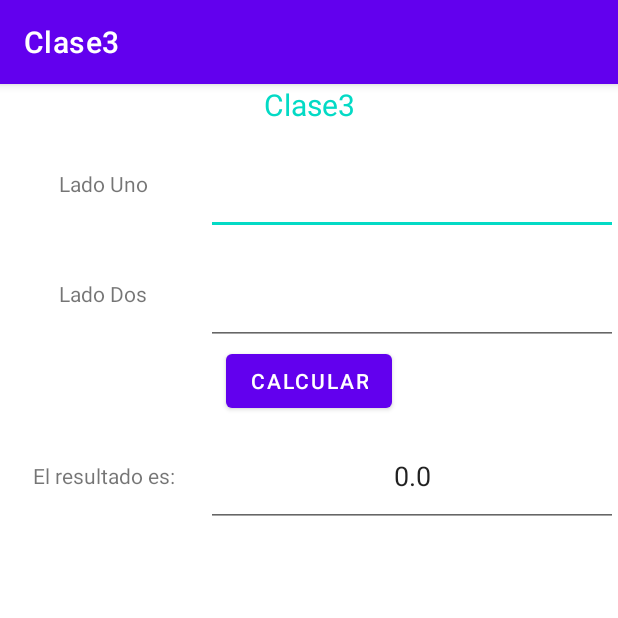
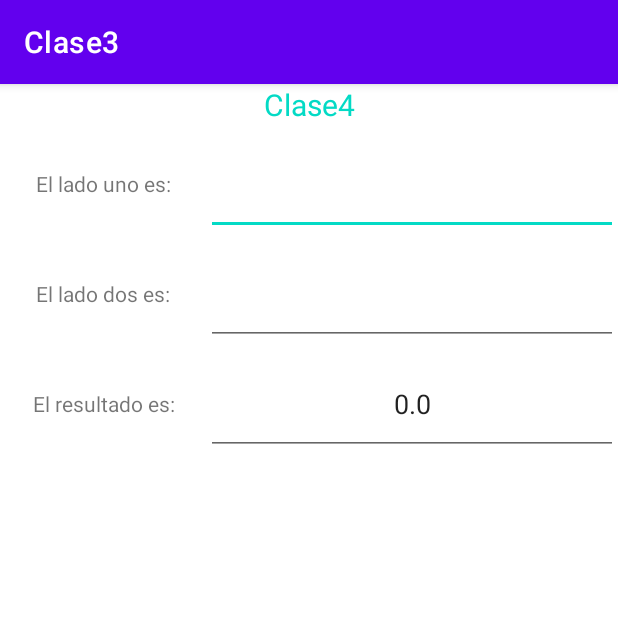
Before and after one commit to JuanesArango5647896/DispositivosMoviles, an Android app: the screen it shows after launch (MainActivity before the commit, MainActivity2 after it), after a tap on "CALCULAR", on a phone screen of 412 x 824 dp, the top half of it. Run offline under Robolectric (Android 15) with nearby library versions, the phone set to English and light mode, and no system bars; 2 statements that could not run were skipped.

Commit message:
Lo de la clase 4

```diff
--- a/Clase3/app/src/main/AndroidManifest.xml
+++ b/Clase3/app/src/main/AndroidManifest.xml
@@ -12,6 +12,9 @@
         android:theme="@style/Theme.Clase3"
         tools:targetApi="31">
         <activity
+            android:name=".MainActivity2"
+            android:exported="false" />
+        <activity
             android:name=".MainActivity"
             android:exported="true">
             <intent-filter>
--- a/Clase3/app/src/main/java/com/juanes/clase3/MainActivity.java
+++ b/Clase3/app/src/main/java/com/juanes/clase3/MainActivity.java
@@ -2,6 +2,7 @@ package com.juanes.clase3;
 
 import androidx.appcompat.app.AppCompatActivity;
 
+import android.content.Intent;
 import android.os.Bundle;
 import android.util.Log;
 import android.view.View;
@@ -33,10 +34,7 @@ public class MainActivity extends AppCompatActivity {
         Calcular.setOnClickListener(new View.OnClickListener() {
             @Override
             public void onClick(View view) {
-                float ladoUno = Float.parseFloat(LadoUno.getText().toString());
-                float ladoDos = Float.parseFloat(LadoDos.getText().toString());
-                float Resultad = ladoUno*ladoDos;
-                Resultado.setText(String.valueOf(Resultad));
+                gotoActivity2(view);
             }
         });
     }
@@ -70,4 +68,19 @@ public class MainActivity extends AppCompatActivity {
         super.onDestroy();
         Log.i(TAG, "Entre a OnDestroy");
     }
+
+    //Creo una funcion, con nombre gotoActivity2, es publica y no espera nada de respuesta
+    //view es el tipo de dato(en este caso, un objeto que es la vista, por eso view)
+    //view es el nombre de ese objeto que recibe la funcion
+    public void gotoActivity2(View view){
+        float ladoUno = Float.parseFloat(LadoUno.getText().toString());
+        float ladoDos = Float.parseFloat(LadoDos.getText().toString());
+        float Resultad = ladoUno*ladoDos;
+        Resultado.setText(String.valueOf(Resultad));
+        Intent pasarResultado = new Intent(this,MainActivity2.class);
+        pasarResultado.putExtra("Resultado",String.valueOf(Resultad));
+        pasarResultado.putExtra("LadoUno",LadoUno.getText().toString());
+        pasarResultado.putExtra("LadoDos",LadoDos.getText().toString());
+        startActivity(pasarResultado);
+    }
 }
--- /dev/null
+++ b/Clase3/app/src/main/java/com/juanes/clase3/MainActivity2.java
@@ -0,0 +1,35 @@
+package com.juanes.clase3;
+
+import androidx.appcompat.app.AppCompatActivity;
+
+import android.os.Bundle;
+import android.widget.TextView;
+
+public class MainActivity2 extends AppCompatActivity {
+
+    TextView dato;
+    TextView dato2;
+    TextView dato3;
+
+    @Override
+    protected void onCreate(Bundle savedInstanceState) {
+        super.onCreate(savedInstanceState);
+        setContentView(R.layout.activity_main2);
+
+        dato = findViewById(R.id.Resultado);
+        dato2 = findViewById(R.id.LadoUno);
+        dato3 = findViewById(R.id.LadoDos);
+
+        //Obtengo el de lo recibido el dato(un String que se envio)
+        String Result = getIntent().getStringExtra("Resultado");
+        String LadoUno = getIntent().getStringExtra("LadoUno");
+        String LadoDos = getIntent().getStringExtra("LadoDos");
+        publicarDatos(Result, LadoUno, LadoDos);
+    }
+
+    public void publicarDatos(String Result, String LadoUno, String LadoDos){
+        dato.setText(Result);
+        dato2.setText(LadoUno);
+        dato3.setText(LadoDos);
+    }
+}
--- /dev/null
+++ b/Clase3/app/src/main/res/layout/activity_main2.xml
@@ -0,0 +1,93 @@
+<?xml version="1.0" encoding="utf-8"?>
+<LinearLayout
+
+    xmlns:android="http://schemas.android.com/apk/res/android"
+    xmlns:app="http://schemas.android.com/apk/res-auto"
+    xmlns:tools="http://schemas.android.com/tools"
+    android:layout_width="match_parent"
+    android:layout_height="match_parent"
+    android:orientation="vertical"
+    tools:context=".MainActivity">
+
+    <TextView
+        android:layout_width="match_parent"
+        android:layout_height="wrap_content"
+        android:textSize="20sp"
+        android:textAlignment="center"
+        android:text="@string/app_name2"
+        android:textColor="@color/teal_200">
+    </TextView>
+
+    <LinearLayout
+        android:layout_width="match_parent"
+        android:layout_height="68dp"
+        android:layout_marginTop="5dp"
+        android:orientation="horizontal">
+
+        <TextView
+            android:layout_width="0dp"
+            android:layout_height="match_parent"
+            android:layout_weight="1"
+            android:gravity="center"
+            android:text="@string/LadoUno."></TextView>
+
+        <EditText
+            android:id="@+id/LadoUno"
+            android:layout_width="0dp"
+            android:layout_height="match_parent"
+            android:layout_weight="2"
+            android:gravity="center">
+
+        </EditText>
+
+    </LinearLayout>
+
+    <LinearLayout
+        android:layout_width="match_parent"
+        android:layout_height="68dp"
+        android:layout_marginTop="5dp"
+        android:orientation="horizontal">
+
+        <TextView
+            android:layout_width="0dp"
+            android:layout_height="match_parent"
+            android:layout_weight="1"
+            android:gravity="center"
+            android:text="@string/LadoDos."></TextView>
+
+        <EditText
+            android:id="@+id/LadoDos"
+            android:layout_width="0dp"
+            android:layout_height="match_parent"
+            android:layout_weight="2"
+            android:gravity="center">
+
+        </EditText>
+
+    </LinearLayout>
+
+    <LinearLayout
+        android:layout_width="match_parent"
+        android:layout_height="68dp"
+        android:layout_marginTop="5dp"
+        android:orientation="horizontal">
+
+        <TextView
+            android:layout_width="0dp"
+            android:layout_height="match_parent"
+            android:layout_weight="1"
+            android:gravity="center"
+            android:text="@string/Resultado"></TextView>
+
+        <EditText
+            android:id="@+id/Resultado"
+            android:layout_width="0dp"
+            android:layout_height="match_parent"
+            android:layout_weight="2"
+            android:gravity="center">
+
+        </EditText>
+
+    </LinearLayout>
+
+</LinearLayout>
--- a/Clase3/app/src/main/res/values/strings.xml
+++ b/Clase3/app/src/main/res/values/strings.xml
@@ -1,7 +1,10 @@
 <resources>
     <string name="app_name">Clase3</string>
+    <string name="app_name2">Clase4</string>
     <string name="LadoUno">Lado Uno</string>
+    <string name="LadoUno.">El lado uno es:</string>
     <string name="LadoDos">Lado Dos</string>
+    <string name="LadoDos.">El lado dos es:</string>
     <string name="Calcular">Calcular</string>
     <string name="Resultado">El resultado es:</string>
 </resources>
```
